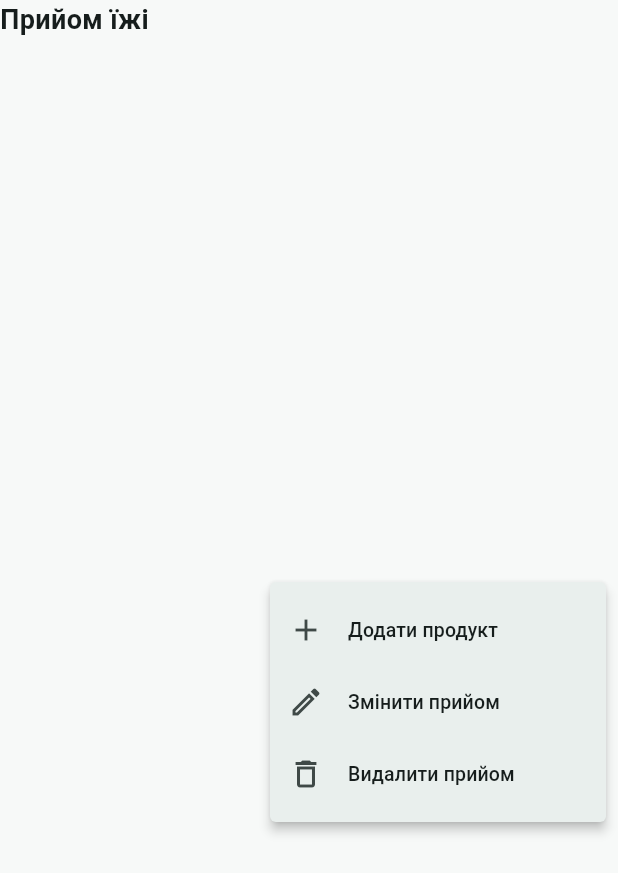
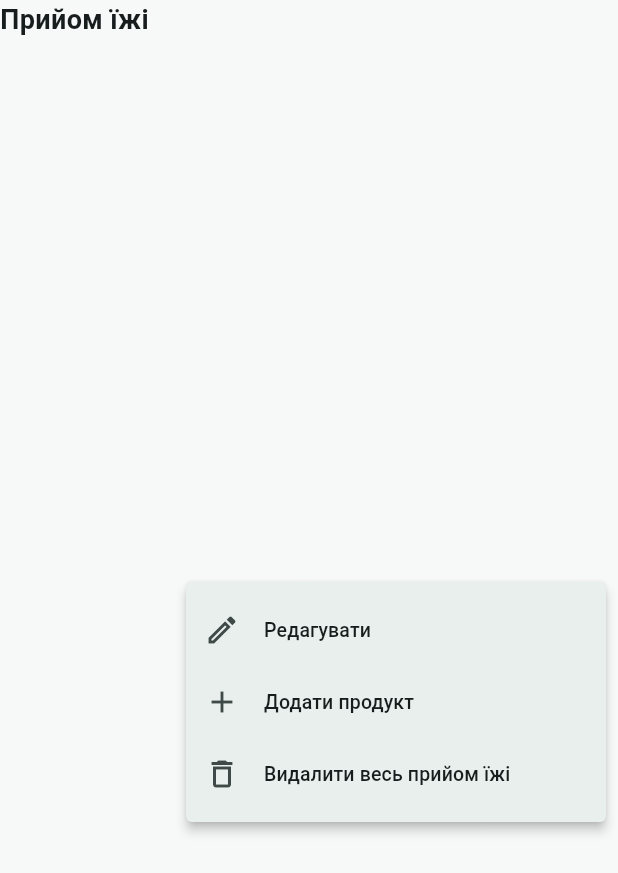
Before and after one commit to vitlugrain/CarbCalcUA, a Flutter app: the MealHeaderMenu widget shown alone on an empty page, opened directly with empty values, after a tap on the "more vert" icon, on a phone screen of 412 x 824 dp. Shown: the top 873 px of the screen. Run offline on Flutter 3.47's test engine with Material 3 defaults, Android fonts, the phone set to English and light mode, and no system bars; our stand-ins replace csv, file_picker, shared_preferences, sqflite; missing offline and left inert: mobile_scanner, syncfusion_flutter_pdf; accounts and stored records are empty.

Commit message:
Match requested meal header menu order

```diff
--- a/lib/widgets/meal_header_menu.dart
+++ b/lib/widgets/meal_header_menu.dart
@@ -49,11 +49,11 @@ class MealHeaderMenu extends StatelessWidget {
           tooltip: 'Дії з прийомом їжі',
           onSelected: (value) async {
             switch (value) {
+              case 'edit':
+                await onEdit();
+                break;
               case 'add':
                 onAddProduct();
-                break;
-              case 'edit':
-                await onEdit();
                 break;
               case 'delete':
                 await onDelete();
@@ -61,6 +61,15 @@ class MealHeaderMenu extends StatelessWidget {
             }
           },
           itemBuilder: (_) => const [
+            PopupMenuItem(
+              value: 'edit',
+              child: ListTile(
+                dense: true,
+                contentPadding: EdgeInsets.zero,
+                leading: Icon(Icons.edit_outlined),
+                title: Text('Редагувати'),
+              ),
+            ),
             PopupMenuItem(
               value: 'add',
               child: ListTile(
@@ -71,21 +80,12 @@ class MealHeaderMenu extends StatelessWidget {
               ),
             ),
             PopupMenuItem(
-              value: 'edit',
-              child: ListTile(
-                dense: true,
-                contentPadding: EdgeInsets.zero,
-                leading: Icon(Icons.edit_outlined),
-                title: Text('Змінити прийом'),
-              ),
-            ),
-            PopupMenuItem(
               value: 'delete',
               child: ListTile(
                 dense: true,
                 contentPadding: EdgeInsets.zero,
                 leading: Icon(Icons.delete_outline),
-                title: Text('Видалити прийом'),
+                title: Text('Видалити весь прийом їжі'),
               ),
             ),
           ],
@@ -114,7 +114,7 @@ Future<MealHeaderEditResult?> showMealHeaderEditDialog(
     context: context,
     builder: (dialogContext) => StatefulBuilder(
       builder: (context, setState) => AlertDialog(
-        title: const Text('Змінити прийом їжі'),
+        title: const Text('Редагувати прийом їжі'),
         content: Column(
           mainAxisSize: MainAxisSize.min,
           children: [
@@ -140,6 +140,7 @@ Future<MealHeaderEditResult?> showMealHeaderEditDialog(
                   lastDate: DateTime(2100),
                   initialDate: date,
                   locale: const Locale('uk'),
+                  helpText: 'Дата прийому їжі',
                 );
                 if (picked != null) setState(() => date = picked);
               },
@@ -154,6 +155,7 @@ Future<MealHeaderEditResult?> showMealHeaderEditDialog(
                 final picked = await showTimePicker(
                   context: context,
                   initialTime: time,
+                  helpText: 'Час прийому їжі',
                 );
                 if (picked != null) setState(() => time = picked);
               },
```
